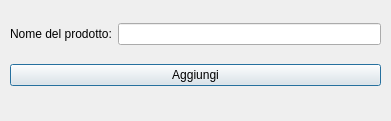
TommasoBotarelli/MyD14ry, file file_ui/addshoppingproductdialog.ui: the form before one commit.
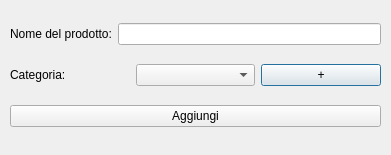
The form after the commit.

Commit message: Aggiunta tasti da qt creator per l'aggiunta di una categoria ai prodotti

```diff
--- a/file_ui/addshoppingproductdialog.ui
+++ b/file_ui/addshoppingproductdialog.ui
@@ -7,7 +7,7 @@
     <x>0</x>
     <y>0</y>
     <width>391</width>
-    <height>121</height>
+    <height>155</height>
    </rect>
   </property>
   <property name="windowTitle">
@@ -19,7 +19,7 @@
      <x>10</x>
      <y>10</y>
      <width>371</width>
-     <height>91</height>
+     <height>131</height>
     </rect>
    </property>
    <layout class="QVBoxLayout" name="verticalLayout">
@@ -37,6 +37,27 @@
       </item>
      </layout>
     </item>
+    <item>
+     <layout class="QHBoxLayout" name="horizontalLayout_2">
+      <item>
+       <widget class="QLabel" name="CategoryLabel">
+        <property name="text">
+         <string>Categoria:</string>
+        </property>
+       </widget>
+      </item>
+      <item>
+       <widget class="QComboBox" name="CategorycomboBox"/>
+      </item>
+      <item>
+       <widget class="QPushButton" name="AddCategoryButton">
+        <property name="text">
+         <string>+</string>
+        </property>
+       </widget>
+      </item>
+     </layout>
+    </item>
     <item>
      <widget class="QPushButton" name="AddButton">
       <property name="text">
```
The commit also changes 3 other files.
